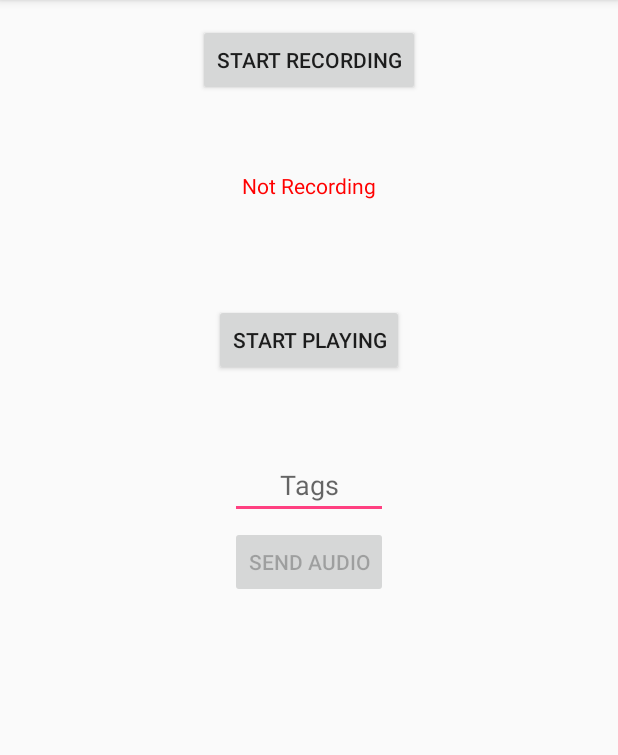
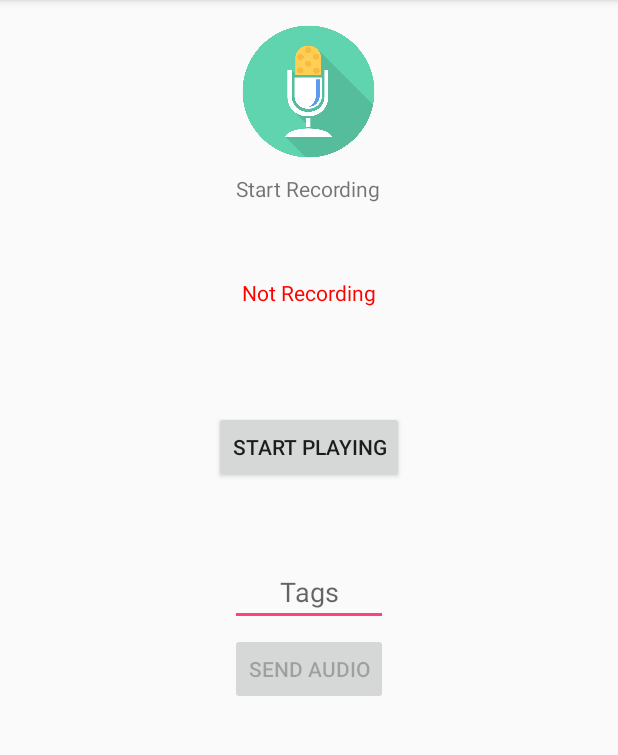
Before and after one commit to RutgersSustainabilityProject/RutgersSustainabilityAndroid, an Android app: the AudioRecorderActivity screen opened directly, with no data from a screen before it, after a tap on "OK", on a phone screen of 412 x 824 dp, the part 84-839 px from its top. Run offline under Robolectric (Android 15) with nearby library versions, the phone set to English and light mode, and no system bars.

Commit message:
added image for audio button

```diff
--- a/app/build.gradle
+++ b/app/build.gradle
@@ -2,7 +2,7 @@ apply plugin: 'com.android.application'
 
 android {
     compileSdkVersion 23
-    buildToolsVersion "23.0.2"
+    buildToolsVersion '25.0.0'
 
     defaultConfig {
         applicationId "com.rutgerssustainability.android.rutgerssustainability"
--- a/app/src/main/java/com/rutgerssustainability/android/rutgerssustainability/AudioRecorderActivity.java
+++ b/app/src/main/java/com/rutgerssustainability/android/rutgerssustainability/AudioRecorderActivity.java
@@ -50,6 +50,7 @@ public class AudioRecorderActivity extends AppCompatActivity implements
     private TextView recordingStatusTxt;
     private TextView decibelValueTxt;
     private EditText tagsField;
+    private TextView audioBtnStatusDesc;
 
     //media objects
     private MediaRecorder mediaRecorder = null;
@@ -98,6 +99,8 @@ public class AudioRecorderActivity extends AppCompatActivity implements
         recordingStatusTxt = (TextView)findViewById(R.id.recording_status_txt);
         recordingStatusTxt.setTextColor(Color.RED);
         recordingStatusTxt.setText(NOT_RECORDING);
+        audioBtnStatusDesc = (TextView)findViewById(R.id.audio_btn_state_desc);
+        audioBtnStatusDesc.setText("Start Recording");
         decibelValueTxt = (TextView)findViewById(R.id.decibel_value_txt);
         sharedPreferenceUtil = new SharedPreferenceUtil(this);
         dataSource = new DataSource(this);
@@ -212,7 +215,7 @@ public class AudioRecorderActivity extends AppCompatActivity implements
         recordingStatusTxt.setTextColor(Color.GREEN);
         recordingStatusTxt.setText(RECORDING);
         isRecording = true;
-        startRecordingBtn.setText(getString(R.string.stop_record_title));
+        audioBtnStatusDesc.setText(getString(R.string.stop_record_title));
         decibelValueTxt.setText("");
         avgDecibel = 0.0;
         updater.run();
@@ -226,7 +229,7 @@ public class AudioRecorderActivity extends AppCompatActivity implements
             recordingStatusTxt.setTextColor(Color.RED);
             recordingStatusTxt.setText(NOT_RECORDING);
             isRecording = false;
-            startRecordingBtn.setText(getString(R.string.start_record_title));
+            audioBtnStatusDesc.setText(getString(R.string.start_record_title));
             handler.removeCallbacks(updater);
             avgDecibel = totalDecibels / decibleMeasureCount;
             avgDecibel = Math.abs(avgDecibel);
--- a/app/src/main/res/layout/activity_audio_recorder.xml
+++ b/app/src/main/res/layout/activity_audio_recorder.xml
@@ -14,10 +14,19 @@
 
     <Button
             android:id="@+id/start_recording_btn"
-            android:layout_width="wrap_content"
-            android:layout_height="wrap_content"
-            android:text="@string/start_record_title"
+            android:layout_width="90dp"
+            android:layout_height="90dp"
+            android:background="@drawable/mic_for_rusus"
             android:layout_gravity="center_horizontal"
+        />
+
+    <TextView
+        android:id="@+id/audio_btn_state_desc"
+        android:layout_width="wrap_content"
+        android:layout_height="wrap_content"
+        android:layout_gravity="center_horizontal"
+        android:gravity="center"
+        android:layout_marginTop="10dp"
         />
 
     <TextView
--- a/build.gradle
+++ b/build.gradle
@@ -5,7 +5,7 @@ buildscript {
         jcenter()
     }
     dependencies {
-        classpath 'com.android.tools.build:gradle:1.5.0'
+        classpath 'com.android.tools.build:gradle:2.3.1'
 
         // NOTE: Do not place your application dependencies here; they belong
         // in the individual module build.gradle files
```
Also changed, not shown: app/src/main/res/drawable/mic_for_rusus.png (added), gradle/wrapper/gradle-wrapper.properties.
